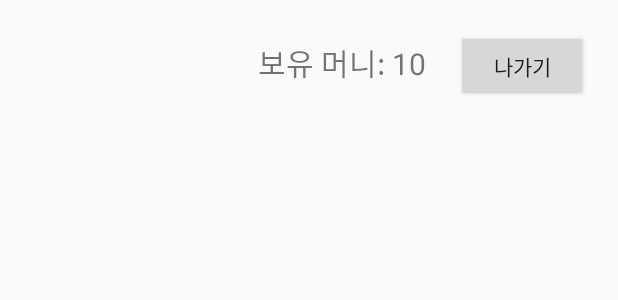
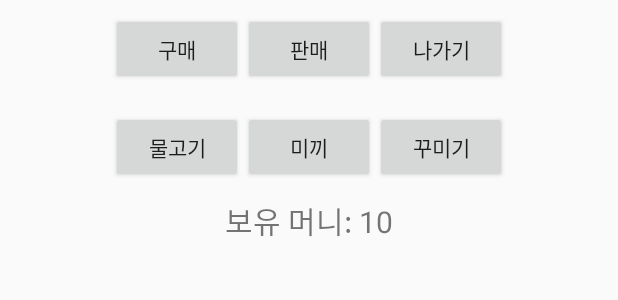
Before and after one commit to lukedevelop/AR-Fishing, an Android app: the layout fragment_shop.xml on its own in the app's theme, with its tools: preview values and no code run, on a phone screen of 412 x 824 dp. Shown: the top 300 px of the screen. Run offline under Robolectric (Android 15) with nearby library versions, the phone set to English and light mode, and no system bars.

Commit message:
Update ShopFragment 상점 디자인과 로직 db연결 초기

```diff
--- a/ARFishing/app/src/main/java/com/example/arfishing/DBDAO.java
+++ b/ARFishing/app/src/main/java/com/example/arfishing/DBDAO.java
@@ -91,13 +91,14 @@ public class DBDAO {
         ArrayList<InventoryDTO> inventoryDTO_arr = new ArrayList<>();
         db = myDB.getReadableDatabase();
         Cursor cursor = db.rawQuery("select * from inventory_"+name,null);
-        InventoryDTO inventoryDTO = new InventoryDTO(0,"1","1",0);
+        InventoryDTO inventoryDTO = new InventoryDTO(0,"1","1",0,0);
         while(cursor.moveToNext()) {
             inventoryDTO = new InventoryDTO(
                     cursor.getInt(0),
                     cursor.getString(1),
                     cursor.getString(2),
-                    cursor.getInt(3)
+                    cursor.getInt(3),
+                    cursor.getInt(4)
             );
             inventoryDTO_arr.add(inventoryDTO);
         }
--- a/ARFishing/app/src/main/java/com/example/arfishing/InventoryDTO.java
+++ b/ARFishing/app/src/main/java/com/example/arfishing/InventoryDTO.java
@@ -7,13 +7,14 @@ public class InventoryDTO {
     String item_name;
     String item_explain;
     int item_amount;
+    int item_price;
 
-    InventoryDTO(int item_id, String item_name, String item_explain, int item_amount) {
+    InventoryDTO(int item_id, String item_name, String item_explain, int item_amount, int item_price) {
         this.item_id = item_id;
         this.item_name = item_name;
         this.item_explain = item_explain;
         this.item_amount = item_amount;
-
+        this.item_price = item_price;
     }
 
 }
--- a/ARFishing/app/src/main/java/com/example/arfishing/Inventory_bait_Fragment.java
+++ b/ARFishing/app/src/main/java/com/example/arfishing/Inventory_bait_Fragment.java
@@ -98,7 +98,7 @@ public class Inventory_bait_Fragment extends Fragment {
                 adapter.addItem(new BaitItem(
                         inventoryDTO.item_name,
                         inventoryDTO.item_explain,
-                        0,
+                        inventoryDTO.item_price,
                         inventoryDTO.item_amount,
                         choiceImg(inventoryDTO.item_id)));
             }
--- a/ARFishing/app/src/main/java/com/example/arfishing/MainActivity.java
+++ b/ARFishing/app/src/main/java/com/example/arfishing/MainActivity.java
@@ -579,7 +579,7 @@ public class MainActivity extends FragmentActivity {
                 tv_ok.setOnClickListener(new View.OnClickListener() {
                     @Override
                     public void onClick(View v) {
-                        Toast.makeText(getApplicationContext(), "클릭 ok", Toast.LENGTH_SHORT).show();
+                        Toast.makeText(getApplicationContext(), "OK", Toast.LENGTH_SHORT).show();
                         customDialog.dismiss();
 
                         mainFrameLayout.setVisibility(View.INVISIBLE);
@@ -599,7 +599,7 @@ public class MainActivity extends FragmentActivity {
                 tv_cancel.setOnClickListener(new View.OnClickListener() {
                     @Override
                     public void onClick(View v) {
-                        Toast.makeText(getApplicationContext(), "클릭 cancel", Toast.LENGTH_SHORT).show();
+                        Toast.makeText(getApplicationContext(), "Cancel", Toast.LENGTH_SHORT).show();
                         customDialog.dismiss();
 
 
--- a/ARFishing/app/src/main/res/layout/dialog_custom.xml
+++ b/ARFishing/app/src/main/res/layout/dialog_custom.xml
@@ -7,14 +7,14 @@
     <TextView
         android:layout_width="wrap_content"
         android:layout_height="wrap_content"
-        android:text="Custom Dialog Title"
+        android:text="상점 NPC"
         android:textSize="20sp"
         android:textStyle="bold"
         />
     <TextView
         android:layout_width="wrap_content"
         android:layout_height="wrap_content"
-        android:text="사용자 설정으로 만드는 dialog"
+        android:text="상점으로 입장하시겠습니까?"
         />
     <LinearLayout
         android:layout_width="match_parent"
--- a/ARFishing/app/src/main/res/layout/fragment_shop.xml
+++ b/ARFishing/app/src/main/res/layout/fragment_shop.xml
@@ -8,36 +8,85 @@
     <LinearLayout
         android:layout_width="match_parent"
         android:layout_height="0dp"
+        android:layout_weight="2"
+        android:orientation="horizontal"
+        android:gravity="center"
+        >
+        <Button
+            android:id="@+id/btn_shop_purchase"
+            android:layout_width="wrap_content"
+            android:layout_height="wrap_content"
+
+            android:text="구매" />
+        <Button
+            android:id="@+id/btn_shop_sale"
+            android:layout_width="wrap_content"
+            android:layout_height="wrap_content"
+            android:text="판매" />
+
+
+        <Button
+            android:id="@+id/btn_shop_out"
+            android:layout_width="wrap_content"
+            android:layout_height="wrap_content"
+            android:text="나가기"
+            />
+
+    </LinearLayout>
+    <LinearLayout
+        android:layout_width="match_parent"
+        android:layout_height="0dp"
+        android:layout_weight="2"
+        android:gravity="center"
+        >
+        <Button
+            android:id="@+id/btn_shop_fish"
+            android:layout_width="wrap_content"
+            android:layout_height="wrap_content"
+            android:text="물고기"
+            />
+        <Button
+            android:id="@+id/btn_shop_bait"
+
+            android:layout_width="wrap_content"
+            android:layout_height="wrap_content"
+            android:text="미끼"
+            />
+
+        <Button
+            android:id="@+id/btn_shop_interior"
+
+            android:layout_width="wrap_content"
+            android:layout_height="wrap_content"
+            android:text="꾸미기"
+            />
+
+    </LinearLayout>
+    <LinearLayout
+        android:layout_width="match_parent"
+        android:layout_height="0dp"
         android:layout_weight="1"
         android:orientation="horizontal"
-        android:gravity="right"
+        android:gravity="center"
         >
+
         <TextView
+            android:id="@+id/tv_shop_money"
             android:layout_width="wrap_content"
             android:layout_height="wrap_content"
             android:text="보유 머니: 10"
             android:textSize="20sp"
-            android:layout_marginTop="20dp"
-            android:layout_marginRight="20dp"
             />
-
-        <Button
-            android:id="@+id/btn_outShop"
-            android:layout_width="wrap_content"
-            android:layout_height="wrap_content"
-            android:layout_marginTop="20dp"
-            android:layout_marginRight="20dp"
-            android:text="나가기" />
 
     </LinearLayout>
 
     <LinearLayout
         android:layout_width="match_parent"
         android:layout_height="0dp"
-        android:layout_weight="9"
+        android:layout_weight="20"
         android:orientation="horizontal">
         <ListView
-            android:id="@+id/list_bait"
+            android:id="@+id/list_shop"
             android:layout_width="0dp"
             android:layout_height="match_parent"
             android:layout_weight="2"
--- a/ARFishing/app/src/main/res/layout/item_bait.xml
+++ b/ARFishing/app/src/main/res/layout/item_bait.xml
@@ -72,7 +72,7 @@
                 android:id="@+id/btn_baitPurchase"
                 android:layout_width="wrap_content"
                 android:layout_height="wrap_content"
-                android:text="갯지렁이 구매" />
+                android:text="미끼 구매" />
 
         </LinearLayout>
 
```
Also changed, not shown: ARFishing/app/src/main/java/com/example/arfishing/ShopFragment.java (+139 -8 lines).
